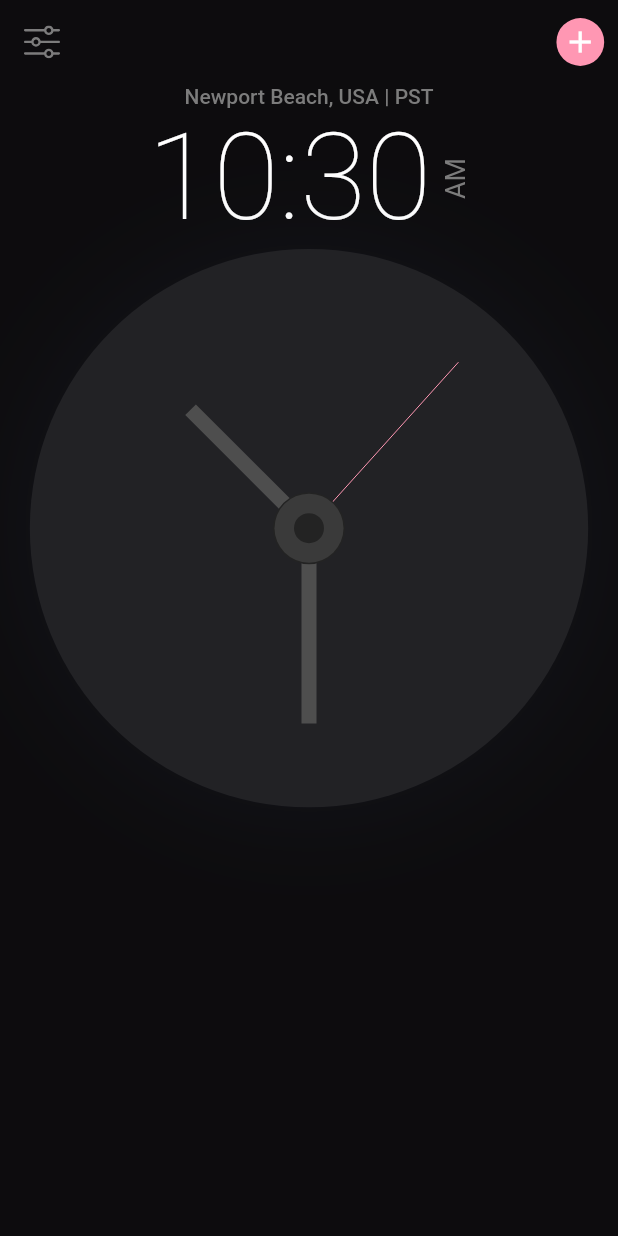
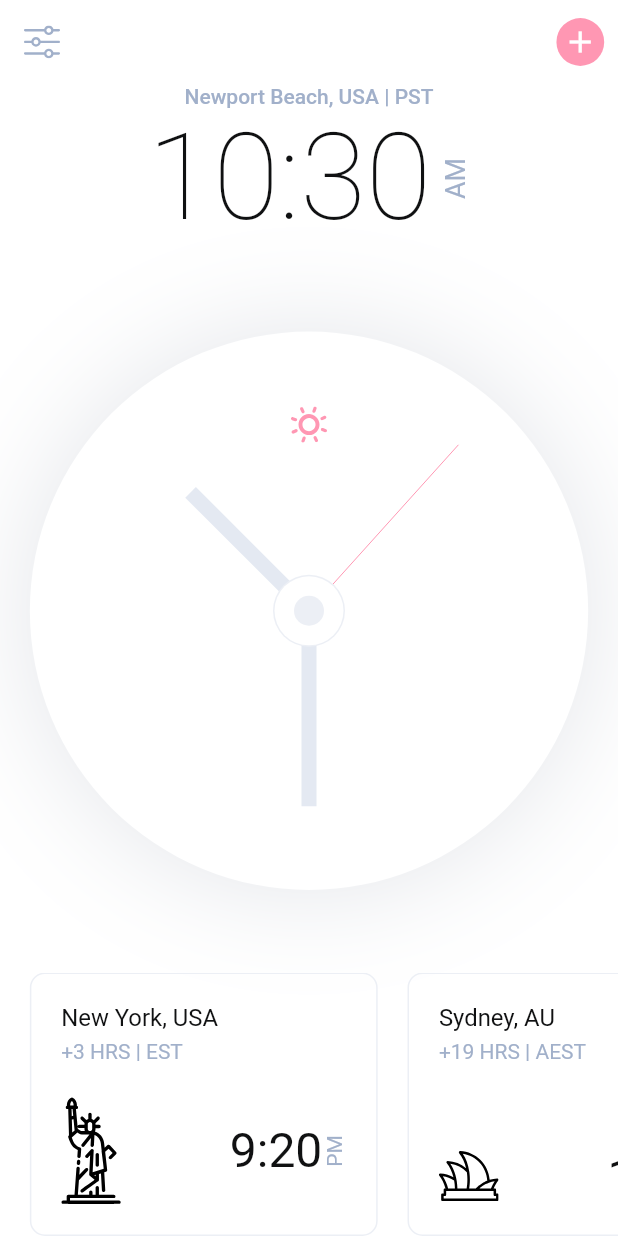
Before and after one commit to AkashDeepPatel/Analog_Clock_Light-DarkMode, a Flutter app: the screen it shows after launch, on a phone screen of 412 x 824 dp. Run offline on Flutter 3.47's test engine with Material 2 defaults, Android fonts, the phone set to English and light mode, and no system bars; our stand-ins replace flutter_svg, google_fonts.

Commit message:
Added models, country_card and completed UI

```diff
--- a/lib/main.dart
+++ b/lib/main.dart
@@ -1,6 +1,8 @@
 import 'package:analog_clock_flutter/theme.dart';
 import 'package:flutter/material.dart';
 import 'package:analog_clock_flutter/screens/home_screen.dart';
+import 'package:provider/provider.dart';
+import 'models/my_theme_provider.dart';
 
 void main() {
   runApp(MyApp());
@@ -9,13 +11,18 @@ void main() {
 class MyApp extends StatelessWidget {
   @override
   Widget build(BuildContext context) {
-    return MaterialApp(
-      debugShowCheckedModeBanner: false,
-      title: "Analog Clock",
-      theme: ThemeData(),
-      darkTheme: darkThemeData(context),
-      themeMode: ThemeMode.dark,
-      home: HomeScreen(),
+    return ChangeNotifierProvider(
+      create: (context) => MyThemeModel(),
+      child: Consumer<MyThemeModel>(
+        builder: (context, theme, child) => MaterialApp(
+          debugShowCheckedModeBanner: false,
+          title: "Analog Clock",
+          theme: themeData(context),
+          darkTheme: darkThemeData(context),
+          themeMode: theme.isLightTheme ? ThemeMode.light : ThemeMode.dark,
+          home: HomeScreen(),
+        ),
+      ),
     );
   }
 }
--- /dev/null
+++ b/lib/models/my_theme_provider.dart
@@ -0,0 +1,12 @@
+import 'package:flutter/material.dart';
+
+class MyThemeModel extends ChangeNotifier {
+  bool _isLightTheme = true;
+
+  void changeTheme() {
+    _isLightTheme = !_isLightTheme;
+    notifyListeners();
+  }
+
+  bool get isLightTheme => _isLightTheme;
+}
--- a/lib/screens/components/body.dart
+++ b/lib/screens/components/body.dart
@@ -1,12 +1,15 @@
 import 'package:flutter/material.dart';
 import 'package:analog_clock_flutter/screens/components/time_in_hours_and_minute.dart';
 import 'package:analog_clock_flutter/screens/components/clock.dart';
+import 'package:analog_clock_flutter/screens/components/country_card.dart';
+import 'package:flutter_svg/flutter_svg.dart';
 
 class Body extends StatelessWidget {
   @override
   Widget build(BuildContext context) {
-    return Container(
-      alignment: Alignment.center,
+    return SafeArea(
+      child: SizedBox(
+        width: double.infinity,
         child: Column(
           children: <Widget>[
             Text(
@@ -14,8 +17,32 @@ class Body extends StatelessWidget {
               style: Theme.of(context).textTheme.bodyText1,
             ),
             TimeInHourAndMinute(),
+            Spacer(),
             Clock(),
+            Spacer(),
+            SingleChildScrollView(
+              scrollDirection: Axis.horizontal,
+              child: Row(
+                children: <Widget>[
+                  CountryCard(
+                    country: "New York, USA",
+                    timeZone: "+3 HRS | EST",
+                    iconSrc: "assets/icons/Liberty.svg",
+                    time: "9:20",
+                    period: "PM",
+                  ),
+                  CountryCard(
+                    country: "Sydney, AU",
+                    timeZone: "+19 HRS | AEST",
+                    iconSrc: "assets/icons/Sydney.svg",
+                    time: "1:20",
+                    period: "AM",
+                  ),
                 ],
+              ),
+            ),
+          ],
+        ),
       ),
     );
   }
--- a/lib/screens/components/clock.dart
+++ b/lib/screens/components/clock.dart
@@ -4,6 +4,9 @@ import 'package:flutter/material.dart';
 import 'dart:async';
 import 'dart:math';
 import 'package:analog_clock_flutter/screens/components/clock_painter.dart';
+import 'package:flutter_svg/flutter_svg.dart';
+import 'package:analog_clock_flutter/models/my_theme_provider.dart';
+import 'package:provider/provider.dart';
 
 class Clock extends StatefulWidget {
   @override
@@ -50,7 +53,25 @@ class _ClockState extends State<Clock> {
               ),
             ),
           ),
-        )
+        ),
+        Positioned(
+          top: 50,
+          left: 0,
+          right: 0,
+          child: Consumer<MyThemeModel>(
+            builder: (context, theme, child) => GestureDetector(
+              onTap: () => theme.changeTheme(),
+              child: SvgPicture.asset(
+                theme.isLightTheme
+                    ? "assets/icons/Sun.svg"
+                    : "assets/icons/Moon.svg",
+                height: 24,
+                width: 24,
+                color: Theme.of(context).primaryColor,
+              ),
+            ),
+          ),
+        ),
       ],
     );
   }
--- /dev/null
+++ b/lib/screens/components/country_card.dart
@@ -0,0 +1,66 @@
+import 'package:analog_clock_flutter/size_config.dart';
+import 'package:flutter/material.dart';
+import 'package:flutter_svg/svg.dart';
+
+class CountryCard extends StatelessWidget {
+  final String country, timeZone, iconSrc, time, period;
+  CountryCard(
+      {@required this.country,
+      @required this.timeZone,
+      @required this.iconSrc,
+      @required this.time,
+      @required this.period});
+  @override
+  Widget build(BuildContext context) {
+    return Padding(
+      padding: EdgeInsets.only(left: getProportionateScreenWidth(20)),
+      child: SizedBox(
+        width: getProportionateScreenWidth(233),
+        child: AspectRatio(
+          aspectRatio: 1.32,
+          child: Container(
+            padding: EdgeInsets.all(getProportionateScreenWidth(20)),
+            decoration: BoxDecoration(
+              borderRadius: BorderRadius.circular(10),
+              border: Border.all(
+                color: Theme.of(context).primaryIconTheme.color,
+              ),
+            ),
+            child: Column(
+              crossAxisAlignment: CrossAxisAlignment.start,
+              children: <Widget>[
+                Text(
+                  country,
+                  style: Theme.of(context).textTheme.headline4.copyWith(
+                        fontSize: getProportionateScreenWidth(16),
+                      ),
+                ),
+                SizedBox(height: 5),
+                Text(timeZone),
+                Spacer(),
+                Row(
+                  children: <Widget>[
+                    SvgPicture.asset(
+                      iconSrc,
+                      width: getProportionateScreenWidth(40),
+                      color: Theme.of(context).accentIconTheme.color,
+                    ),
+                    Spacer(),
+                    Text(
+                      time,
+                      style: Theme.of(context).textTheme.headline4,
+                    ),
+                    RotatedBox(
+                      quarterTurns: 3,
+                      child: Text(period),
+                    ),
+                  ],
+                ),
+              ],
+            ),
+          ),
+        ),
+      ),
+    );
+  }
+}
--- a/lib/screens/components/time_in_hours_and_minute.dart
+++ b/lib/screens/components/time_in_hours_and_minute.dart
@@ -1,7 +1,6 @@
 import 'package:analog_clock_flutter/size_config.dart';
 import 'package:flutter/material.dart';
 import 'dart:async';
-import 'package:analog_clock_flutter/size_config.dart';
 
 class TimeInHourAndMinute extends StatefulWidget {
   @override
--- a/lib/screens/home_screen.dart
+++ b/lib/screens/home_screen.dart
@@ -19,7 +19,7 @@ class HomeScreen extends StatelessWidget {
       title: Text(""),
       leading: IconButton(
         icon: SvgPicture.asset(
-          "icons/Settings.svg",
+          "assets/icons/Settings.svg",
           color: Theme.of(context).iconTheme.color,
         ),
         onPressed: () => Scaffold.of(context).openDrawer(),
--- a/pubspec.yaml
+++ b/pubspec.yaml
@@ -30,7 +30,7 @@ dependencies:
   cupertino_icons: ^1.0.2
   google_fonts: ^2.0.0
   flutter_svg: ^0.21.0+1
-
+  provider: ^4.3.2+1
 dev_dependencies:
   flutter_test:
     sdk: flutter
@@ -51,7 +51,7 @@ flutter:
   #   - images/a_dot_burr.jpeg
   #   - images/a_dot_ham.jpeg
   assets:
-      - icons/
+      - assets/icons/
 
   # An image asset can refer to one or more resolution-specific "variants", see
   # https://flutter.dev/assets-and-images/#resolution-aware.
```
Also changed, not shown: assets/icons/Liberty.svg (added), assets/icons/Moon.svg (added), assets/icons/Settings.svg (renamed from icons/Settings.svg), assets/icons/Sun.svg (added), assets/icons/Sydney.svg (added), pubspec.lock. Lines whose indentation alone changed are shown as unchanged.
